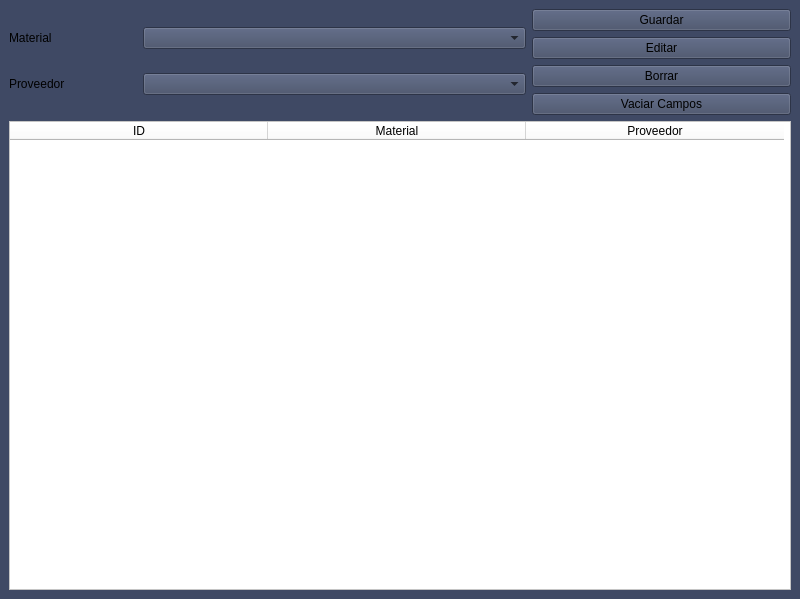
First picture: the form in Proyecto/Interfaces/Ui/Materiales_por_proveedor_window.ui, repository EdCenten0/MAPA-Python, before the edit.
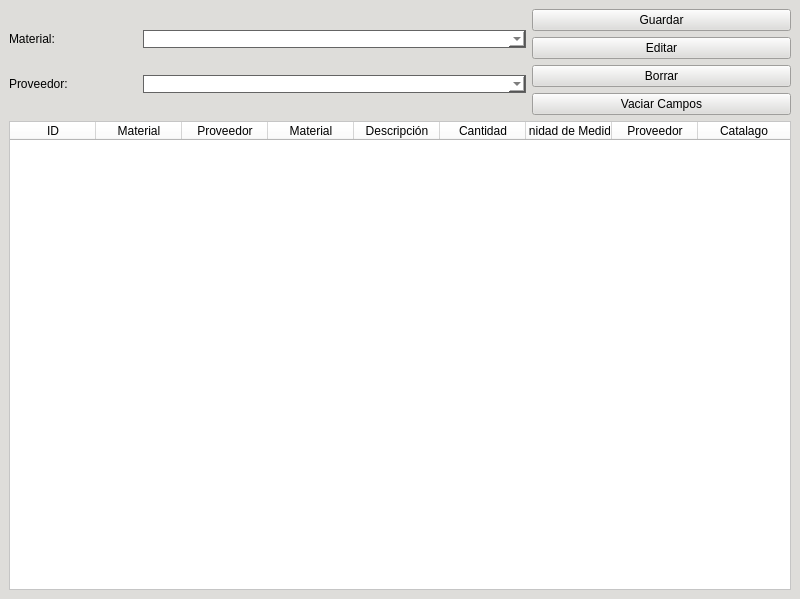
Second picture: the form after the edit.

The edit to the form file:
```diff
--- a/Proyecto/Interfaces/Ui/Materiales_por_proveedor_window.ui
+++ b/Proyecto/Interfaces/Ui/Materiales_por_proveedor_window.ui
@@ -20,7 +20,7 @@
    <bool>false</bool>
   </property>
   <property name="styleSheet">
-   <string notr="true">background-color: rgb(63, 73, 100);</string>
+   <string notr="true">background-color: rgb(222, 221, 218);</string>
   </property>
   <property name="toolButtonStyle">
    <enum>Qt::ToolButtonIconOnly</enum>
@@ -37,22 +37,34 @@
            <number>0</number>
           </property>
           <item row="0" column="1">
-           <widget class="QComboBox" name="cb_material"/>
+           <widget class="QComboBox" name="cb_material">
+            <property name="styleSheet">
+             <string notr="true">background-color:rgb(255, 255, 255);
+border:1px solid rgb(100,100,100);
+color:rgb(50,50,50);</string>
+            </property>
+           </widget>
           </item>
           <item row="1" column="0">
            <widget class="QLabel" name="label_5">
             <property name="text">
-             <string>Proveedor</string>
+             <string>Proveedor:</string>
             </property>
            </widget>
           </item>
           <item row="1" column="1">
-           <widget class="QComboBox" name="cb_proveedor"/>
+           <widget class="QComboBox" name="cb_proveedor">
+            <property name="styleSheet">
+             <string notr="true">background-color:rgb(255, 255, 255);
+border:1px solid rgb(100,100,100);
+color:rgb(50,50,50);</string>
+            </property>
+           </widget>
           </item>
           <item row="0" column="0">
            <widget class="QLabel" name="label_4">
             <property name="text">
-             <string>Material</string>
+             <string>Material:</string>
             </property>
            </widget>
           </item>
@@ -148,11 +160,14 @@
            <number>39</number>
           </attribute>
           <attribute name="horizontalHeaderDefaultSectionSize">
-           <number>258</number>
+           <number>86</number>
           </attribute>
           <attribute name="horizontalHeaderHighlightSections">
            <bool>true</bool>
           </attribute>
+          <attribute name="horizontalHeaderStretchLastSection">
+           <bool>true</bool>
+          </attribute>
           <attribute name="verticalHeaderMinimumSectionSize">
            <number>16</number>
           </attribute>
@@ -174,6 +189,36 @@
             <string>Proveedor</string>
            </property>
           </column>
+          <column>
+           <property name="text">
+            <string>Material</string>
+           </property>
+          </column>
+          <column>
+           <property name="text">
+            <string>Descripción</string>
+           </property>
+          </column>
+          <column>
+           <property name="text">
+            <string>Cantidad</string>
+           </property>
+          </column>
+          <column>
+           <property name="text">
+            <string>Unidad de Medida</string>
+           </property>
+          </column>
+          <column>
+           <property name="text">
+            <string>Proveedor</string>
+           </property>
+          </column>
+          <column>
+           <property name="text">
+            <string>Catalago</string>
+           </property>
+          </column>
          </widget>
         </item>
        </layout>
```
Left out of the diff: 7 changed lines with no effect on the pictures.
